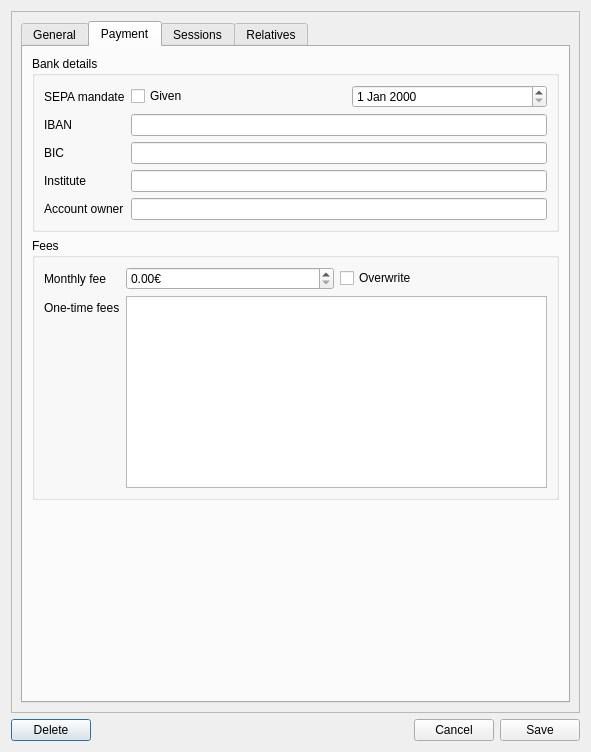
This is packages/memmer/gui/ui_files/MemberDialog.ui in Krzmbrzl/memmer as Qt 5 draws it before an edit. The edited form follows.
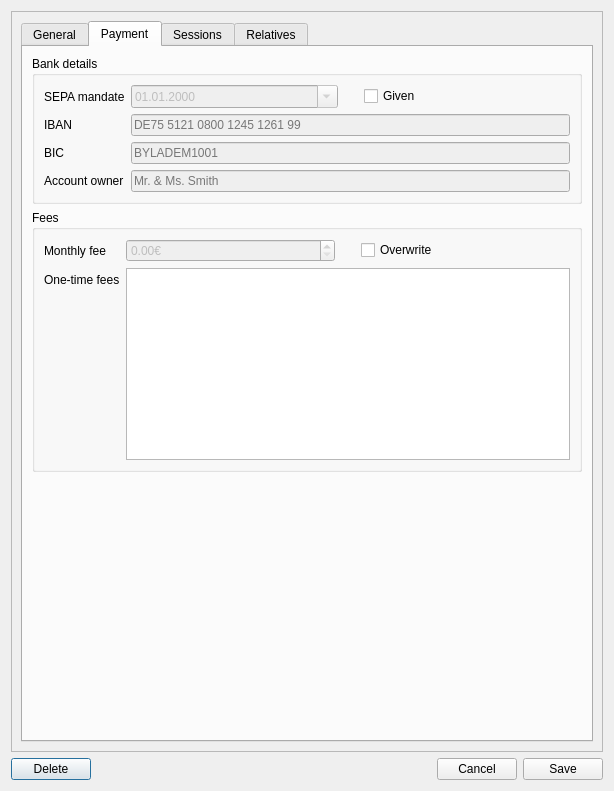
This is the edited form. The open tabs and pages were chosen to show the change. Custom widgets are drawn as their Qt base class.

The edit to the form file:
```diff
--- a/packages/memmer/gui/ui_files/MemberDialog.ui
+++ b/packages/memmer/gui/ui_files/MemberDialog.ui
@@ -6,8 +6,8 @@
    <rect>
     <x>0</x>
     <y>0</y>
-    <width>591</width>
-    <height>752</height>
+    <width>614</width>
+    <height>791</height>
    </rect>
   </property>
   <property name="windowTitle">
@@ -24,8 +24,8 @@
        <rect>
         <x>0</x>
         <y>0</y>
-        <width>575</width>
-        <height>694</height>
+        <width>598</width>
+        <height>733</height>
        </rect>
       </property>
       <layout class="QVBoxLayout" name="verticalLayout_3">
@@ -330,6 +330,46 @@
                 </property>
                </widget>
               </item>
+              <item row="0" column="1">
+               <layout class="QHBoxLayout" name="horizontalLayout_5">
+                <item>
+                 <widget class="QDateEdit" name="sepa_mandate_date_edit">
+                  <property name="enabled">
+                   <bool>false</bool>
+                  </property>
+                  <property name="displayFormat">
+                   <string>dd.MM.yyyy</string>
+                  </property>
+                  <property name="calendarPopup">
+                   <bool>true</bool>
+                  </property>
+                 </widget>
+                </item>
+                <item>
+                 <spacer name="horizontalSpacer_3">
+                  <property name="orientation">
+                   <enum>Qt::Orientation::Horizontal</enum>
+                  </property>
+                  <property name="sizeType">
+                   <enum>QSizePolicy::Policy::Fixed</enum>
+                  </property>
+                  <property name="sizeHint" stdset="0">
+                   <size>
+                    <width>20</width>
+                    <height>10</height>
+                   </size>
+                  </property>
+                 </spacer>
+                </item>
+                <item>
+                 <widget class="QCheckBox" name="sepa_mandate_checkbox">
+                  <property name="text">
+                   <string>Given</string>
+                  </property>
+                 </widget>
+                </item>
+               </layout>
+              </item>
               <item row="2" column="0">
                <widget class="QLabel" name="label_15">
                 <property name="text">
@@ -337,10 +377,13 @@
                 </property>
                </widget>
               </item>
-              <item row="4" column="0">
-               <widget class="QLabel" name="label_16">
-                <property name="text">
-                 <string>Institute</string>
+              <item row="2" column="1">
+               <widget class="QLineEdit" name="iban_edit">
+                <property name="enabled">
+                 <bool>false</bool>
+                </property>
+                <property name="placeholderText">
+                 <string>DE75 5121 0800 1245 1261 99</string>
                 </property>
                </widget>
               </item>
@@ -351,54 +394,32 @@
                 </property>
                </widget>
               </item>
-              <item row="5" column="0">
-               <widget class="QLabel" name="label_18">
+              <item row="3" column="1">
+               <widget class="QLineEdit" name="bic_edit">
+                <property name="enabled">
+                 <bool>false</bool>
+                </property>
+                <property name="placeholderText">
+                 <string>BYLADEM1001</string>
+                </property>
+               </widget>
+              </item>
+              <item row="4" column="0">
+               <widget class="QLabel" name="account_owner_label">
                 <property name="text">
                  <string>Account owner</string>
                 </property>
                </widget>
               </item>
-              <item row="2" column="1">
-               <widget class="QLineEdit" name="lineEdit_9"/>
-              </item>
-              <item row="3" column="1">
-               <widget class="QLineEdit" name="lineEdit_10"/>
-              </item>
               <item row="4" column="1">
-               <widget class="QLineEdit" name="lineEdit_11"/>
-              </item>
-              <item row="5" column="1">
-               <widget class="QLineEdit" name="lineEdit_12"/>
-              </item>
-              <item row="0" column="1">
-               <layout class="QHBoxLayout" name="horizontalLayout_5">
-                <item>
-                 <widget class="QCheckBox" name="checkBox_2">
-                  <property name="text">
-                   <string>Given</string>
-                  </property>
-                 </widget>
-                </item>
-                <item>
-                 <spacer name="horizontalSpacer_3">
-                  <property name="orientation">
-                   <enum>Qt::Orientation::Horizontal</enum>
-                  </property>
-                  <property name="sizeType">
-                   <enum>QSizePolicy::Policy::Fixed</enum>
-                  </property>
-                  <property name="sizeHint" stdset="0">
-                   <size>
-                    <width>20</width>
-                    <height>20</height>
-                   </size>
-                  </property>
-                 </spacer>
-                </item>
-                <item>
-                 <widget class="QDateEdit" name="dateEdit_4"/>
-                </item>
-               </layout>
+               <widget class="QLineEdit" name="account_owner_edit">
+                <property name="enabled">
+                 <bool>false</bool>
+                </property>
+                <property name="placeholderText">
+                 <string>Mr. &amp; Ms. Smith</string>
+                </property>
+               </widget>
               </item>
              </layout>
             </widget>
@@ -419,14 +440,33 @@
               <item row="0" column="1">
                <layout class="QHBoxLayout" name="horizontalLayout_3">
                 <item>
-                 <widget class="QDoubleSpinBox" name="doubleSpinBox">
+                 <widget class="QDoubleSpinBox" name="monthly_fee_edit">
+                  <property name="enabled">
+                   <bool>false</bool>
+                  </property>
                   <property name="suffix">
                    <string>€</string>
                   </property>
                  </widget>
                 </item>
                 <item>
-                 <widget class="QCheckBox" name="checkBox">
+                 <spacer name="horizontalSpacer_5">
+                  <property name="orientation">
+                   <enum>Qt::Orientation::Horizontal</enum>
+                  </property>
+                  <property name="sizeType">
+                   <enum>QSizePolicy::Policy::Fixed</enum>
+                  </property>
+                  <property name="sizeHint" stdset="0">
+                   <size>
+                    <width>20</width>
+                    <height>10</height>
+                   </size>
+                  </property>
+                 </spacer>
+                </item>
+                <item>
+                 <widget class="QCheckBox" name="monthly_fee_overwrite_checkbox">
                   <property name="text">
                    <string>Overwrite</string>
                   </property>
```
Left out of the diff: 176 changed lines with no effect on the pictures.
